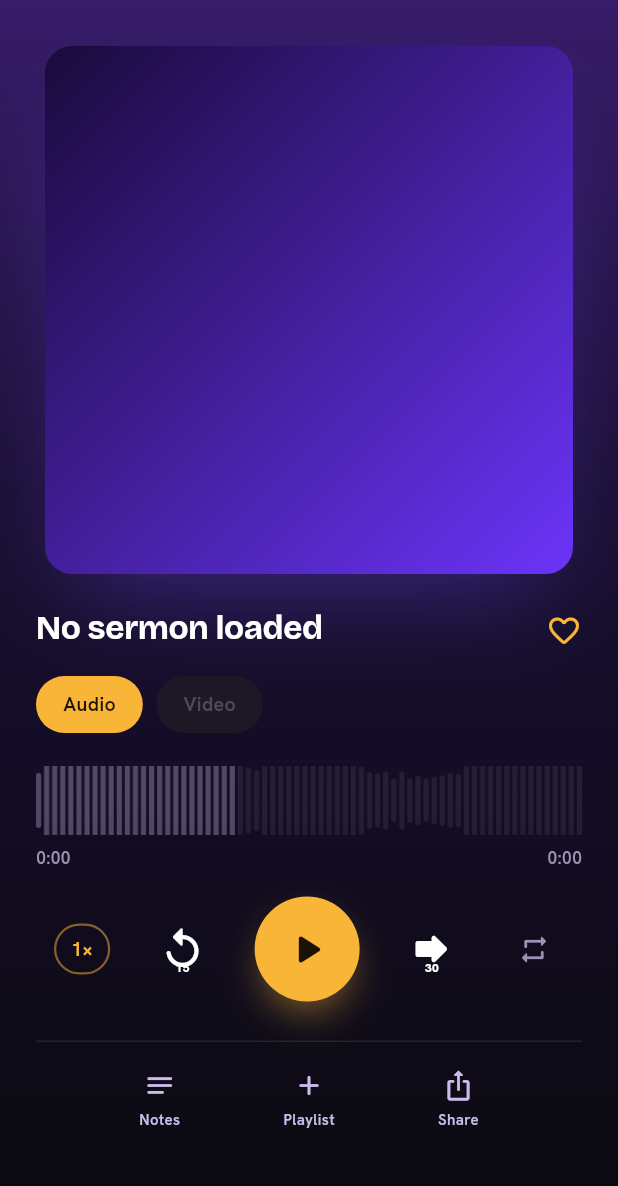
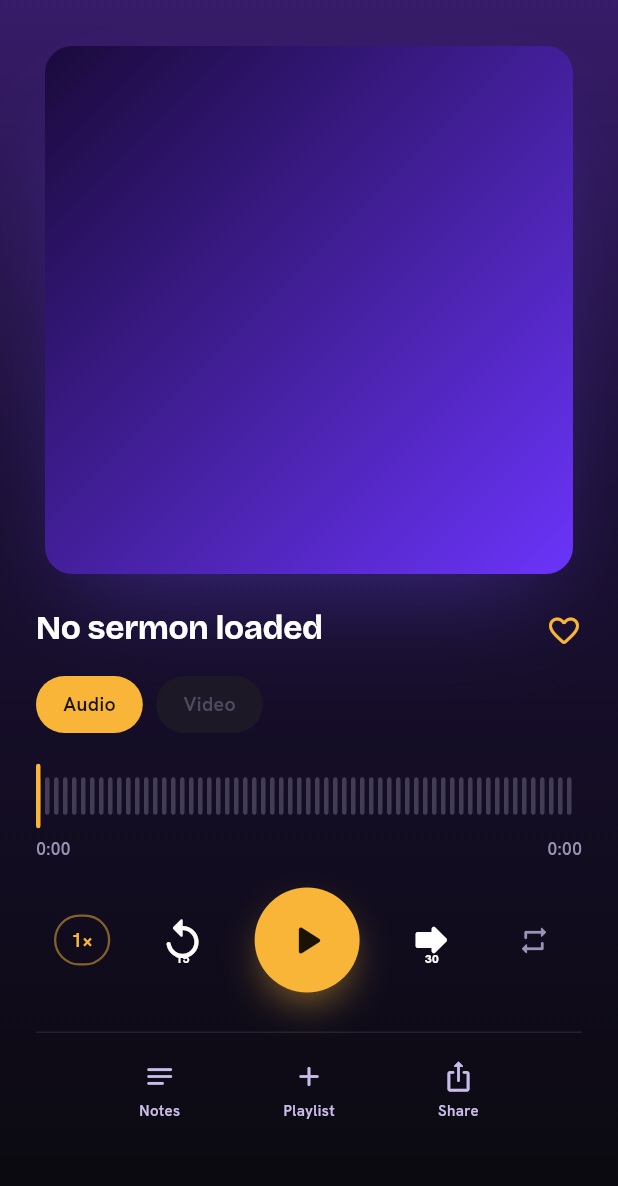
Before and after one commit to kharis-min-tech/kharis-app, a Flutter app: the FullPlayerScreen screen opened by its route, on a phone screen of 412 x 824 dp, the part 50-1236 px from its top. Run offline on Flutter 3.47's test engine with Material 3 defaults, Android fonts, the phone set to English and light mode, and no system bars; our stand-ins replace cached_network_image, cloud_firestore, dio, firebase_analytics, firebase_auth, firebase_core and 12 more; missing offline and left inert: add_2_calendar_new, dart:js_interop, dart:ui_web; accounts and stored records are empty; network calls fail.

Commit message:
perf: speed up sermon library + fix player scrubber
- ArtworkImage now uses CachedNetworkImage with display-sized decode
  (memCacheWidth) — list thumbnails no longer decode full-res artwork, fixing
  scroll jank + memory; adds disk caching so artwork isn't re-downloaded.
- API repo fetches library pages in parallel (~one round-trip vs ~4 serial) and
  serves 512px artwork instead of 1024px.
- SeekBar: replace the BoxFit.cover waveform PNG (which mis-mapped progress and
  looked capped) with uniform CustomPaint bars whose gold fill matches
  position/duration exactly, plus a play-head cursor.

```diff
--- a/app/lib/features/player/presentation/widgets/seek_bar.dart
+++ b/app/lib/features/player/presentation/widgets/seek_bar.dart
@@ -1,15 +1,14 @@
 import 'package:flutter/material.dart';
 
-import 'package:kharis_app/core/constants/app_assets.dart';
 import 'package:kharis_app/core/theme/app_colors.dart';
 import 'package:kharis_app/core/theme/app_typography.dart';
 
 /// Player scrubber — dark design-handoff (v3).
 ///
-/// Renders the `wave-dark` waveform image: the played portion is tinted gold
-/// while the remaining portion stays muted lavender. Tap or drag anywhere on
-/// the wave to seek. Time labels sit below — elapsed on the left, total
-/// duration on the right — both in a muted dark tone.
+/// Paints a row of uniform, evenly-spaced bars. The played portion (up to the
+/// exact `position / duration` fraction) is gold; the rest is muted, with a
+/// full-height gold cursor marking the current position. Tap or drag anywhere
+/// to seek. Time labels sit below — elapsed left, total right.
 class SeekBar extends StatefulWidget {
   const SeekBar({
     super.key,
@@ -29,7 +28,7 @@ class SeekBar extends StatefulWidget {
 class _SeekBarState extends State<SeekBar> {
   double? _dragFraction;
 
-  // Fraction (0.0–1.0) to display, accounting for a live drag.
+  /// Fraction (0.0–1.0) to display, accounting for a live drag.
   double get _fraction {
     if (_dragFraction != null) return _dragFraction!.clamp(0.0, 1.0);
     final total = widget.duration.inMilliseconds;
@@ -40,8 +39,7 @@ class _SeekBarState extends State<SeekBar> {
   Duration get _displayPosition {
     if (_dragFraction != null) {
       return Duration(
-        milliseconds:
-            (_dragFraction! * widget.duration.inMilliseconds).round(),
+        milliseconds: (_dragFraction! * widget.duration.inMilliseconds).round(),
       );
     }
     return widget.position;
@@ -70,19 +68,17 @@ class _SeekBarState extends State<SeekBar> {
       color: AppColors.darkMuted,
     );
 
-    const waveH = 46.0;
+    const waveH = 40.0;
 
     return Column(
       mainAxisSize: MainAxisSize.min,
       children: [
         LayoutBuilder(builder: (_, constraints) {
           final trackWidth = constraints.maxWidth;
-          final fillWidth = (_fraction * trackWidth).clamp(0.0, trackWidth);
-
           return GestureDetector(
             behavior: HitTestBehavior.opaque,
-            onTapDown: (d) =>
-                _seekToFraction((d.localPosition.dx / trackWidth).clamp(0.0, 1.0)),
+            onTapDown: (d) => _seekToFraction(
+                (d.localPosition.dx / trackWidth).clamp(0.0, 1.0)),
             onHorizontalDragUpdate: (d) {
               setState(() {
                 _dragFraction =
@@ -97,27 +93,12 @@ class _SeekBarState extends State<SeekBar> {
             child: SizedBox(
               height: waveH,
               width: trackWidth,
-              child: Stack(
-                fit: StackFit.expand,
-                children: [
-                  // Unplayed waveform (muted).
-                  Image.asset(
-                    AppAssets.waveDark,
-                    fit: BoxFit.cover,
-                    color: AppColors.darkMuted.withValues(alpha: 0.45),
-                    colorBlendMode: BlendMode.srcIn,
-                  ),
-                  // Played waveform (gold), clipped to progress.
-                  ClipRect(
-                    clipper: _WidthClipper(fillWidth),
-                    child: Image.asset(
-                      AppAssets.waveDark,
-                      fit: BoxFit.cover,
-                      color: AppColors.gold,
-                      colorBlendMode: BlendMode.srcIn,
-                    ),
-                  ),
-                ],
+              child: CustomPaint(
+                painter: _WaveformPainter(
+                  fraction: _fraction,
+                  played: AppColors.gold,
+                  unplayed: AppColors.darkMuted.withValues(alpha: 0.35),
+                ),
               ),
             ),
           );
@@ -135,14 +116,59 @@ class _SeekBarState extends State<SeekBar> {
   }
 }
 
-class _WidthClipper extends CustomClipper<Rect> {
-  const _WidthClipper(this.width);
+/// Uniform bar scrubber: equal-height rounded bars split at [fraction], with a
+/// full-height gold cursor at the play head.
+class _WaveformPainter extends CustomPainter {
+  const _WaveformPainter({
+    required this.fraction,
+    required this.played,
+    required this.unplayed,
+  });
 
-  final double width;
+  final double fraction;
+  final Color played;
+  final Color unplayed;
 
   @override
-  Rect getClip(Size size) => Rect.fromLTWH(0, 0, width, size.height);
+  void paint(Canvas canvas, Size size) {
+    const barW = 3.0;
+    const gap = 3.0;
+    final step = barW + gap;
+    final count = (size.width / step).floor().clamp(1, 2000);
+    final splitX = (fraction * size.width).clamp(0.0, size.width);
+    final cy = size.height / 2;
+    final barH = size.height * 0.55;
+
+    final playedPaint = Paint()
+      ..color = played
+      ..strokeWidth = barW
+      ..strokeCap = StrokeCap.round;
+    final unplayedPaint = Paint()
+      ..color = unplayed
+      ..strokeWidth = barW
+      ..strokeCap = StrokeCap.round;
+
+    for (var i = 0; i < count; i++) {
+      final x = i * step + barW / 2;
+      canvas.drawLine(
+        Offset(x, cy - barH / 2),
+        Offset(x, cy + barH / 2),
+        x <= splitX ? playedPaint : unplayedPaint,
+      );
+    }
+
+    // Full-height play head.
+    final cursorX = splitX.clamp(barW / 2, size.width - barW / 2);
+    canvas.drawLine(
+      Offset(cursorX, cy - size.height / 2),
+      Offset(cursorX, cy + size.height / 2),
+      playedPaint,
+    );
+  }
 
   @override
-  bool shouldReclip(_WidthClipper oldClipper) => oldClipper.width != width;
+  bool shouldRepaint(_WaveformPainter old) =>
+      old.fraction != fraction ||
+      old.played != played ||
+      old.unplayed != unplayed;
 }
--- a/app/lib/shared/widgets/artwork_image.dart
+++ b/app/lib/shared/widgets/artwork_image.dart
@@ -1,3 +1,4 @@
+import 'package:cached_network_image/cached_network_image.dart';
 import 'package:flutter/material.dart';
 import 'package:kharis_app/core/utils/artwork_gradient.dart';
 
@@ -5,6 +6,10 @@ import 'package:kharis_app/core/utils/artwork_gradient.dart';
 /// network [url] drawn over it (cover). If the image is missing or fails, the
 /// gradient shows through, so cards never flash empty. An optional [overlay]
 /// (play icon, equalizer) paints centred above, with an optional dark [scrim].
+///
+/// Uses [CachedNetworkImage] for disk caching and decodes at the tile's display
+/// size (via `memCacheWidth`) so list thumbnails never decode full-resolution
+/// artwork — this keeps scrolling smooth and memory low.
 class ArtworkImage extends StatelessWidget {
   const ArtworkImage({
     super.key,
@@ -24,6 +29,7 @@ class ArtworkImage extends StatelessWidget {
   @override
   Widget build(BuildContext context) {
     final colors = sermonGradient(gradientIndex);
+    final dpr = MediaQuery.of(context).devicePixelRatio;
     return ClipRRect(
       borderRadius: BorderRadius.circular(radius),
       child: Stack(
@@ -39,11 +45,20 @@ class ArtworkImage extends StatelessWidget {
             ),
           ),
           if (url != null && url!.isNotEmpty)
-            Image.network(
-              url!,
-              fit: BoxFit.cover,
-              gaplessPlayback: true,
-              errorBuilder: (_, _, _) => const SizedBox.shrink(),
+            LayoutBuilder(
+              builder: (context, constraints) {
+                final w =
+                    constraints.maxWidth.isFinite ? constraints.maxWidth : 400.0;
+                final cacheW = (w * dpr).round().clamp(64, 1080);
+                return CachedNetworkImage(
+                  imageUrl: url!,
+                  fit: BoxFit.cover,
+                  memCacheWidth: cacheW,
+                  fadeInDuration: const Duration(milliseconds: 120),
+                  placeholder: (_, _) => const SizedBox.shrink(),
+                  errorWidget: (_, _, _) => const SizedBox.shrink(),
+                );
+              },
             ),
           if (scrim)
             const DecoratedBox(
```
Also changed, not shown: app/lib/features/messages/data/kharis_api_sermon_repository.dart (+21 -12 lines).
